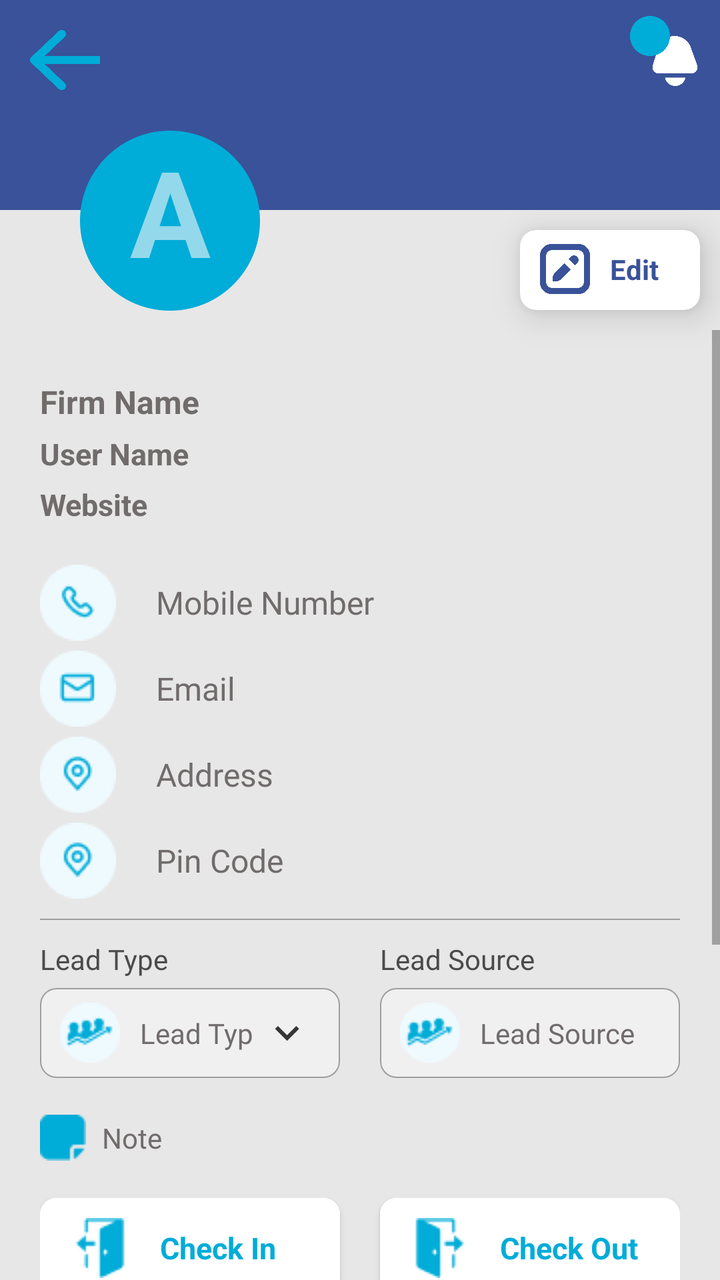
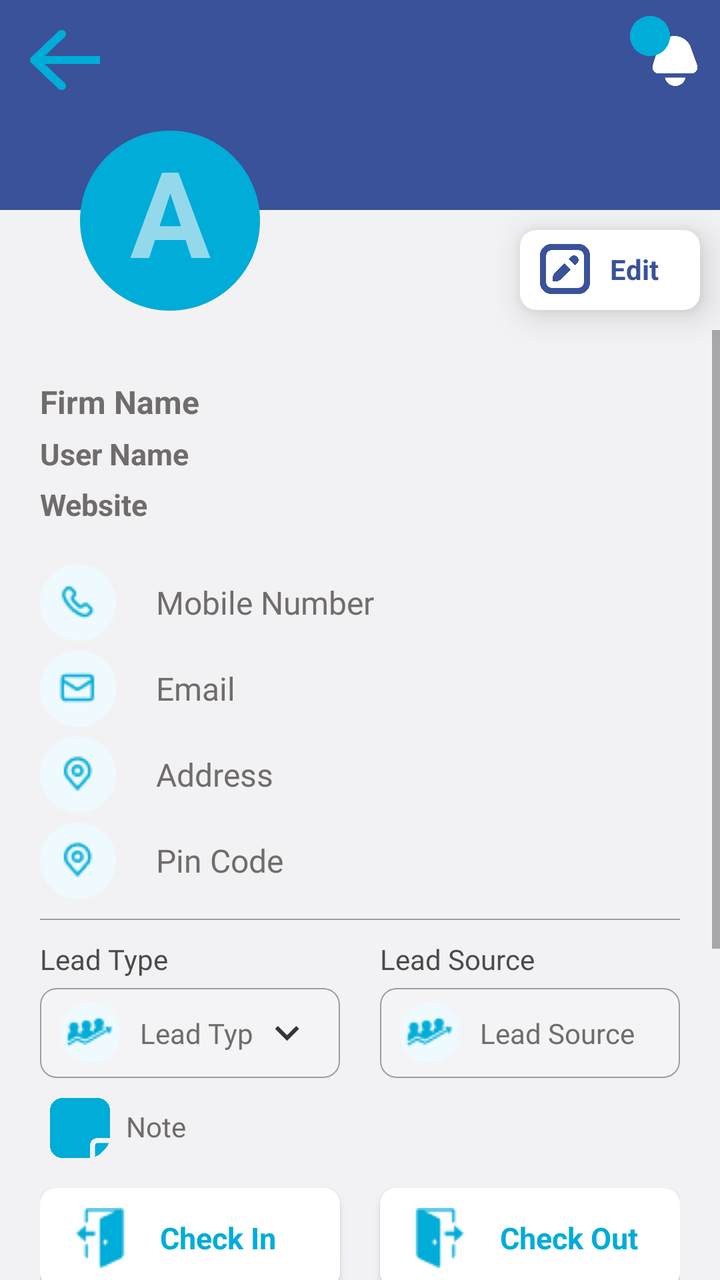

Before-and-after screenshots of an Android layout around one commit, followed by the original layout XML and the change that was made.
<!-- AndroidManifest.xml: application theme AppTheme -->
<!-- res/layout/activity_lead_detail.xml -->
<?xml version="1.0" encoding="utf-8"?>
<RelativeLayout
    xmlns:android="http://schemas.android.com/apk/res/android"
    xmlns:app="http://schemas.android.com/apk/res-auto"
    android:layout_width="match_parent"
    android:layout_height="match_parent"
    android:fitsSystemWindows="true"
    xmlns:tools="http://schemas.android.com/tools"
    android:background="@color/colorPrimaryDark">


    <RelativeLayout
        android:layout_width="match_parent"
        android:background="#e7e7e7"
        android:layout_height="match_parent">


    <RelativeLayout
            android:id="@+id/rel_head"
            android:layout_width="match_parent"
            android:paddingBottom="55dp"
            android:background="#395299"
            android:layout_height="wrap_content">

            <androidx.cardview.widget.CardView
                android:id="@+id/cardBack_detail"
                android:layout_width="35dp"
                android:layout_height="40dp"
                android:layout_marginTop="10dp"
                android:layout_marginLeft="15dp"
                app:cardBackgroundColor="#00000000"
                app:cardCornerRadius="0dp"
                app:cardElevation="0dp">

                <ImageView
                    android:layout_width="wrap_content"
                    android:layout_height="30dp"
                    android:layout_gravity="center"
                    android:background="@drawable/ic_lead_back_blue" />

            </androidx.cardview.widget.CardView>

        <ImageView
            android:id="@+id/ic_notification"
            android:layout_width="25dp"
            android:layout_height="25dp"
            android:layout_alignParentEnd="true"
            android:src="@drawable/ic_notification"
            android:layout_marginTop="18dp"
            android:layout_marginRight="10dp" />


        <RelativeLayout
            android:layout_alignParentEnd="true"
            android:layout_marginTop="8dp"
            android:layout_marginRight="25dp"
            android:layout_width="wrap_content"
            android:layout_height="wrap_content">

            <ImageView
                android:layout_width="20dp"
                android:layout_height="20dp"
                android:src="@drawable/ic_lead_noti_count_bg">
            </ImageView>

            <TextView
                android:id="@+id/notification_count"
                android:layout_width="20dp"
                android:layout_height="20dp"
                android:textSize="9dp"
                android:textStyle="bold"
                android:gravity="center"
                android:textColor="@color/white"
                android:text="">

            </TextView>

        </RelativeLayout>



        </RelativeLayout>

    <ImageView
        android:id="@+id/ic_logo"
        android:layout_width="160dp"
        android:layout_height="90dp"
        android:src="@drawable/ic_lead_detail_pro"
        android:visibility="visible"
        android:layout_marginTop="-40dp"
        android:layout_marginLeft="5dp"
        android:layout_below="@+id/rel_head"/>

    <TextView
        android:id="@+id/ic_logo_name"
        android:layout_width="160dp"
        android:layout_height="90dp"
        android:visibility="visible"
        android:hint="A"
        android:textColorHint="@color/grey_light"
        android:textSize="60dp"
        android:textStyle="bold"
        android:textAlignment="center"
        android:textColor="@color/white"
        android:layout_marginTop="-40dp"
        android:layout_marginLeft="5dp"
        android:layout_below="@+id/rel_head"/>


    <androidx.cardview.widget.CardView
        android:id="@+id/carddddd_editt"
        android:layout_width="90dp"
        android:background="#F2F2F4"
        android:layout_alignParentEnd="true"
        android:layout_marginRight="10dp"
        android:layout_marginTop="10dp"
        android:layout_below="@+id/rel_head"
        android:layout_height="40dp"
        app:cardCornerRadius="8dp"
        app:cardElevation="10dp">

        <RelativeLayout
            android:id="@+id/relll_statuss"
            android:layout_width="match_parent"
            android:layout_height="match_parent">

            <ImageView
                android:id="@+id/oppppp"
                android:layout_width="25dp"
                android:layout_height="25dp"
                android:layout_marginLeft="10dp"
                android:layout_marginTop="7dp"
                android:src="@drawable/ic_lead_edit" />


            <TextView
                android:id="@+id/opportunityBtn"
                android:layout_width="wrap_content"
                android:layout_height="40dp"
                android:layout_toRightOf="@+id/oppppp"
                android:layout_marginLeft="10dp"
                android:layout_marginTop="10dp"
                android:textSize="14dp"
                android:textStyle="bold"
                android:text="Edit"
                android:textColor="#395299" />

        </RelativeLayout>

    </androidx.cardview.widget.CardView>

    <ScrollView
        android:layout_width="match_parent"
        android:layout_below="@+id/carddddd_editt"
        android:layout_marginTop="10dp"
        android:fillViewport="true"
        android:layout_height="match_parent">

        <RelativeLayout
            android:id="@+id/relll_mainn"
            android:layout_margin="20dp"
            android:layout_width="match_parent"
            android:layout_height="wrap_content">

            <TextView
                android:id="@+id/tv_firm_name"
                android:layout_width="match_parent"
                android:layout_height="wrap_content"
                android:layout_marginTop="5dp"
                android:gravity="center_vertical"
                android:textSize="16dp"
                android:hint="Firm Name"
                android:textColorHint="#716C6C"
                android:textStyle="bold"
                android:textColor="#000000" />


            <TextView
                android:id="@+id/tv_name"
                android:layout_below="@+id/tv_firm_name"
                android:layout_width="match_parent"
                android:layout_height="wrap_content"
                android:gravity="center_vertical"
                android:layout_marginTop="5dp"
                android:textSize="15dp"
                android:textStyle="bold"
                android:hint="User Name"
                android:textColorHint="#716C6C"
                android:textColor="#8A8A8A" />


            <TextView
                android:id="@+id/tv_url"
                android:layout_below="@+id/tv_name"
                android:layout_width="match_parent"
                android:layout_height="wrap_content"
                android:layout_marginTop="5dp"
                android:gravity="center_vertical"
                android:hint="Website"
                android:textColorHint="#716C6C"
                android:textSize="15dp"
                android:textStyle="bold"
                android:textColor="#00ACD8" />


            <RelativeLayout
                android:id="@+id/rell_infor"
                android:layout_width="match_parent"
                android:layout_height="wrap_content"
                android:layout_below="@+id/tv_url"
                android:layout_marginTop="20dp">

                <TextView
                    android:id="@+id/tv_mob"
                    android:layout_width="match_parent"
                    android:layout_height="wrap_content"
                    android:drawableLeft="@drawable/ic_lead_mob"
                    android:fontFamily="@font/inter_medium"
                    android:drawablePadding="20dp"
                    android:textSize="16dp"
                    android:hint="Mobile Number"
                    android:textColorHint="#716C6C"
                    android:gravity="center_vertical"
                    android:textStyle="normal"
                    android:textColor="#3C3C3C" />


                <TextView
                    android:id="@+id/tv_email"
                    android:layout_width="match_parent"
                    android:layout_height="wrap_content"
                    android:layout_marginTop="5dp"
                    android:layout_below="@+id/tv_mob"
                    android:fontFamily="@font/inter_medium"
                    android:hint="Email"
                    android:textColorHint="#716C6C"
                    android:drawableLeft="@drawable/ic_lead_emaill"
                    android:drawablePadding="20dp"
                    android:textSize="16dp"
                    android:gravity="center_vertical"
                    android:textStyle="normal"
                    android:textColor="#3C3C3C" />


                <TextView
                    android:id="@+id/tv_loc"
                    android:layout_width="match_parent"
                    android:layout_height="wrap_content"
                    android:layout_marginTop="5dp"
                    android:layout_below="@+id/tv_email"
                    android:fontFamily="@font/inter_medium"
                    android:hint="Address"
                    android:textColorHint="#716C6C"
                    android:drawableLeft="@drawable/ic_lead_location"
                    android:drawablePadding="20dp"
                    android:textSize="16dp"
                    android:gravity="center_vertical"
                    android:textStyle="normal"
                    android:textColor="#3C3C3C" />


                <TextView
                    android:id="@+id/tv_pin"
                    android:layout_width="match_parent"
                    android:layout_height="wrap_content"
                    android:layout_marginTop="5dp"
                    android:fontFamily="@font/inter_medium"
                    android:layout_below="@+id/tv_loc"
                    android:drawableLeft="@drawable/ic_lead_location"
                    android:drawablePadding="20dp"
                    android:textSize="16dp"
                    android:gravity="center_vertical"
                    android:textStyle="normal"
                    android:hint="Pin Code"
                    android:textColorHint="#716C6C"
                    android:textColor="#3C3C3C" />


            </RelativeLayout>


            <View
                android:id="@+id/viewww111"
                android:layout_below="@+id/rell_infor"
                android:layout_width="match_parent"
                android:layout_height="0.5dp"
                android:layout_marginTop="10dp"
                android:background="#9F9E9E" />

            <RelativeLayout
                android:id="@+id/rel_source"
                android:layout_width="match_parent"
                android:layout_below="@+id/viewww111"
                android:layout_marginTop="10dp"
                android:layout_height="wrap_content">

                <LinearLayout
                    android:id="@+id/linearheaddd"
                    android:layout_width="match_parent"
                    android:weightSum="2"
                    android:layout_height="wrap_content">

                    <TextView
                        android:id="@+id/tvmobile"
                        android:layout_width="0dp"
                        android:layout_height="wrap_content"
                        android:layout_weight="1"
                        android:textAlignment="textStart"
                        android:fontFamily="@font/inter_regular"
                        android:text="Lead Type"
                        android:textColor="#4B4B4B"
                        android:textSize="14sp" />


                    <TextView
                        android:id="@+id/tvaddress"
                        android:layout_width="0dp"
                        android:layout_height="wrap_content"
                        android:layout_weight="1"
                        android:paddingLeft="10dp"
                        android:textAlignment="textStart"
                        android:fontFamily="@font/inter_regular"
                        android:text="Lead Source"
                        android:textColor="#4B4B4B"
                        android:textSize="14sp" />


                </LinearLayout>


                <LinearLayout
                    android:id="@+id/linearh2"
                    android:layout_below="@+id/linearheaddd"
                    android:layout_width="match_parent"
                    android:layout_marginTop="5dp"
                    android:weightSum="2"
                    android:layout_height="wrap_content">

                    <AutoCompleteTextView
                        android:id="@+id/edtleadtype"
                        android:layout_width="0dp"
                        android:layout_height="45dp"
                        android:layout_weight="1"
                        android:layout_alignParentRight="true"
                        android:background="@drawable/edittext_shape_new"
                        android:fontFamily="@font/inter_regular"
                        android:focusable="false"
                        android:paddingLeft="10dp"
                        android:drawablePadding="10dp"
                        android:paddingRight="20dp"
                        android:layout_marginRight="10dp"
                        android:singleLine="true"
                        android:textColor="#000"
                        android:hint="Lead Type"
                        android:drawableLeft="@drawable/ic_lead_type"
                        android:textColorHint="#716C6C"
                        android:drawableRight="@drawable/ic_arrow_spinner"
                        android:textSize="14sp"
                        android:theme="@style/MyEditTextThemeColor" />


                    <AutoCompleteTextView
                        android:id="@+id/edtleadsource"
                        android:layout_width="0dp"
                        android:layout_height="45dp"
                        android:layout_weight="1"
                        android:layout_alignParentRight="true"
                        android:layout_marginLeft="10dp"
                        android:drawablePadding="10dp"
                        android:background="@drawable/edittext_shape_new"
                        android:focusable="false"
                        android:fontFamily="@font/inter_regular"
                        android:paddingLeft="10dp"
                        android:paddingRight="20dp"
                        android:singleLine="true"
                        android:textColor="#000"
                        android:drawableLeft="@drawable/ic_lead_type"
                        android:hint="Lead Source"
                        android:textColorHint="#716C6C"
                        android:textSize="14sp"
                        android:theme="@style/MyEditTextThemeColor" />



                </LinearLayout>

            </RelativeLayout>


            <TextView
                android:id="@+id/tvuser_notee"
                android:layout_width="match_parent"
                android:layout_height="wrap_content"
                android:layout_below="@+id/rel_source"
                android:minHeight="40dp"
                android:drawableLeft="@drawable/ic_lead_note"
                android:drawablePadding="8dp"
                android:layout_marginTop="10dp"
                android:gravity="center_vertical"
                android:hint="Note"
                android:textColorHint="#716C6C"
                android:fontFamily="@font/inter_regular"
                android:textColor="#4B4B4B"
                android:textSize="14sp" />


            <LinearLayout
                android:id="@+id/linearbtn"
                android:layout_below="@+id/tvuser_notee"
                android:layout_width="match_parent"
                android:layout_marginTop="10dp"
                android:weightSum="2"
                android:layout_height="wrap_content">


                <androidx.cardview.widget.CardView
                    android:id="@+id/card_checkin"
                    android:layout_width="0dp"
                    android:layout_height="wrap_content"
                    android:layout_weight="1"
                    app:cardCornerRadius="8dp"
                    app:cardElevation="2dp"
                    android:layout_marginRight="10dp">

                    <RelativeLayout
                        android:id="@+id/relll_check_in"
                        android:background="@color/white"
                        android:layout_width="match_parent"
                        android:layout_height="match_parent">

                        <TextView
                            android:id="@+id/tv_check_in"
                            android:layout_width="match_parent"
                            android:layout_height="50dp"
                            android:gravity="start|center"
                            android:drawablePadding="15dp"
                            android:paddingLeft="15dp"
                            android:drawableLeft="@drawable/ic_lead_checkin_not"
                            android:text="Check In"
                            android:textSize="15dp"
                            android:textStyle="bold"
                            android:textColor="#00ACD8" />

                    </RelativeLayout>


                </androidx.cardview.widget.CardView>



                <androidx.cardview.widget.CardView
                    android:id="@+id/card_checkout"
                    android:layout_width="0dp"
                    android:layout_height="wrap_content"
                    android:layout_weight="1"
                    app:cardCornerRadius="8dp"
                    app:cardElevation="2dp"
                    android:layout_marginLeft="10dp">

                    <RelativeLayout
                        android:id="@+id/relll_check_out"
                        android:background="@color/white"
                        android:layout_width="match_parent"
                        android:layout_height="match_parent">

                        <TextView
                            android:id="@+id/tv_checkout"
                            android:layout_width="match_parent"
                            android:layout_height="50dp"
                            android:gravity="start|center"
                            android:drawablePadding="15dp"
                            android:paddingLeft="15dp"
                            android:drawableLeft="@drawable/ic_lead_checkout_not"
                            android:text="Check Out"
                            android:textSize="15dp"
                            android:textStyle="bold"
                            android:textColor="#00ACD8" />

                    </RelativeLayout>

                </androidx.cardview.widget.CardView>

            </LinearLayout>


            <LinearLayout
                android:id="@+id/linearacc"
                android:layout_below="@+id/linearbtn"
                android:layout_width="match_parent"
                android:layout_marginTop="20dp"
                android:weightSum="4"
                android:layout_height="wrap_content">

                <ImageView
                    android:id="@+id/img_activity"
                    android:layout_width="0dp"
                    android:layout_height="90dp"
                    android:layout_weight="1"
                    android:src="@drawable/ic_lead_activity">
                </ImageView>

                <ImageView
                    android:id="@+id/img_note"
                    android:layout_width="0dp"
                    android:layout_height="90dp"
                    android:layout_weight="1"
                    android:src="@drawable/ic_lead_noteee">
                </ImageView>

                <ImageView
                    android:id="@+id/img_task"
                    android:layout_width="0dp"
                    android:layout_height="90dp"
                    android:layout_weight="1"
                    android:src="@drawable/ic_lead_task">
                </ImageView>

                <ImageView
                    android:id="@+id/img_opportunity"
                    android:layout_width="0dp"
                    android:layout_height="90dp"
                    android:layout_weight="1"
                    android:src="@drawable/ic_lead_opportunity">
                </ImageView>

            </LinearLayout>


            <LinearLayout
                android:id="@+id/lineardatess"
                android:layout_below="@+id/linearacc"
                android:layout_width="match_parent"
                android:layout_marginTop="20dp"
                android:layout_marginBottom="40dp"
                android:weightSum="3"
                android:layout_height="80dp">

                <RelativeLayout
                    android:id="@+id/relll_lead_date"
                    android:layout_width="0dp"
                    android:layout_marginRight="5dp"
                    android:layout_height="match_parent"
                    android:background="@drawable/edittext_shape_lead"
                    android:layout_weight="1">


                    <TextView
                        android:id="@+id/lead_tv"
                        android:layout_width="match_parent"
                        android:layout_height="wrap_content"
                        android:layout_marginTop="10dp"
                        android:textAlignment="center"
                        android:text="Lead Generation"
                        android:textColor="#4B4B4B"
                        android:textSize="14dp"
                        android:textStyle="bold" />

                    <TextView
                        android:id="@+id/tv_lead_date"
                        android:layout_width="match_parent"
                        android:layout_height="wrap_content"
                        android:layout_below="@+id/lead_tv"
                        android:textAlignment="center"
                        android:layout_marginLeft="10dp"
                        android:layout_marginTop="10dp"
                        android:drawableLeft="@drawable/ic_lead_date"
                        android:drawablePadding="3dp"
                        android:fontFamily="@font/inter_medium"
                        android:hint="N/A"
                        android:textColorHint="#716C6C"
                        android:textColor="#000"
                        android:textSize="13dp"
                        android:textStyle="normal" />

                </RelativeLayout>


                <RelativeLayout
                    android:id="@+id/relll_last_action"
                    android:layout_width="0dp"
                    android:layout_height="match_parent"
                    android:layout_marginRight="5dp"
                    android:background="@drawable/edittext_shape_lead"
                    android:layout_weight="1">


                    <TextView
                        android:id="@+id/action_tv"
                        android:layout_width="match_parent"
                        android:layout_height="wrap_content"
                        android:layout_marginTop="10dp"
                        android:textAlignment="center"
                        android:text="Last Action"
                        android:textColor="#4B4B4B"
                        android:textSize="14dp"
                        android:textStyle="bold" />

                    <TextView
                        android:id="@+id/tv_action_date"
                        android:layout_width="match_parent"
                        android:layout_height="wrap_content"
                        android:layout_below="@+id/action_tv"
                        android:textAlignment="center"
                        android:layout_marginLeft="10dp"
                        android:layout_marginTop="10dp"
                        android:drawableLeft="@drawable/ic_lead_date"
                        android:drawablePadding="3dp"
                        android:hint="N/A"
                        android:textColorHint="#716C6C"
                        android:fontFamily="@font/inter_medium"
                        android:textColor="#000"
                        android:textSize="13dp"
                        android:textStyle="normal" />

                </RelativeLayout>


                <RelativeLayout
                    android:id="@+id/relll_convvvv"
                    android:layout_width="0dp"
                    android:layout_height="match_parent"
                    android:background="@drawable/edittext_shape_lead"
                    android:layout_weight="1">


                    <TextView
                        android:id="@+id/connnn_tv"
                        android:layout_width="match_parent"
                        android:layout_height="wrap_content"
                        android:layout_marginTop="10dp"
                        android:textAlignment="center"
                        android:text="Converted"
                        android:textColor="#4B4B4B"
                        android:textSize="14dp"
                        android:textStyle="bold" />

                    <TextView
                        android:id="@+id/tv_converted_date"
                        android:layout_width="match_parent"
                        android:layout_height="wrap_content"
                        android:layout_below="@+id/connnn_tv"
                        android:textAlignment="center"
                        android:layout_marginLeft="10dp"
                        android:layout_marginTop="10dp"
                        android:drawableLeft="@drawable/ic_lead_date"
                        android:drawablePadding="3dp"
                        android:hint="N/A"
                        android:textColorHint="#716C6C"
                        android:fontFamily="@font/inter_medium"
                        android:textColor="#000"
                        android:textSize="13dp"
                        android:textStyle="normal" />

                </RelativeLayout>

            </LinearLayout>


        </RelativeLayout>

    </ScrollView>

    </RelativeLayout>



</RelativeLayout>
<!-- resources referenced by this layout -->
<resources>
  <color name="colorPrimaryDark">#90393939</color>
  <color name="grey_light">#99F7F7F9</color>
  <color name="white">#ffffff</color>
  <!-- drawable edittext_shape_lead (drawable) -->
  <?xml version="1.0" encoding="utf-8"?>
  <shape xmlns:android="http://schemas.android.com/apk/res/android"
      android:padding="5dp"
      android:shape="rectangle">
      <solid android:color="@android:color/transparent" />
  
      <stroke
          android:color="#9F9E9E"
          android:width="1dp" />
  
      <corners android:radius="8dp"/>
  </shape>
  <!-- drawable edittext_shape_new (drawable) -->
  <?xml version="1.0" encoding="utf-8"?>
  <shape xmlns:android="http://schemas.android.com/apk/res/android"
      android:padding="5dp"
      android:shape="rectangle">
      
      <solid android:color="@color/grey_light" />
      <stroke
          android:color="#9F9E9E"
          android:width=".5dp" />
      <corners android:radius="8dp"/>
  </shape>
  <!-- drawable ic_arrow_spinner (drawable) -->
  <vector xmlns:android="http://schemas.android.com/apk/res/android"
      android:width="13dp"
      android:height="9dp"
      android:viewportWidth="13"
      android:viewportHeight="9">
    <path
        android:pathData="M11.132,0.9709L6.542,5.5509L1.952,0.9709L0.542,2.3809L6.542,8.3809L12.542,2.3809L11.132,0.9709Z"
        android:fillColor="#373435"/>
  </vector>
  <!-- drawable ic_lead_activity: png bitmap (drawable, 11711 bytes) -->
  <!-- drawable ic_lead_back_blue: png bitmap (drawable, 8272 bytes) -->
  <!-- drawable ic_lead_checkin_not: png bitmap (drawable, 684 bytes) -->
  <!-- drawable ic_lead_checkout_not: png bitmap (drawable, 684 bytes) -->
  <!-- drawable ic_lead_date: png bitmap (drawable, 425 bytes) -->
  <!-- drawable ic_lead_detail_pro: png bitmap (drawable, 8335 bytes) -->
  <!-- drawable ic_lead_edit: png bitmap (drawable, 9980 bytes) -->
  <!-- drawable ic_lead_emaill: png bitmap (drawable, 1004 bytes) -->
  <!-- drawable ic_lead_location: png bitmap (drawable, 1158 bytes) -->
  <!-- drawable ic_lead_mob: png bitmap (drawable, 1097 bytes) -->
  <!-- drawable ic_lead_note: png bitmap (drawable, 362 bytes) -->
  <!-- drawable ic_lead_noteee: png bitmap (drawable, 13184 bytes) -->
  <!-- drawable ic_lead_noti_count_bg: png bitmap (drawable, 8339 bytes) -->
  <!-- drawable ic_lead_opportunity: png bitmap (drawable, 20039 bytes) -->
  <!-- drawable ic_lead_task: png bitmap (drawable, 11259 bytes) -->
  <!-- drawable ic_lead_type: png bitmap (drawable, 1081 bytes) -->
  <!-- drawable ic_notification: png bitmap (drawable, 6960 bytes) -->
  <style name="MyEditTextThemeColor">
          <item name="colorControlNormal">@color/black</item>
          <item name="colorControlActivated">@color/black</item>
          <item name="colorControlHighlight">@color/black</item>
      </style>
  <style name="AppTheme" parent="Theme.AppCompat.Light.NoActionBar">
          
          <item name="colorPrimary">@color/colur_dark_blue</item>
          <item name="colorPrimaryDark">@color/colorPrimaryDark</item>
          <item name="colorAccent">@color/colorAccent</item>
  
      </style>
  <color name="black">#000000</color>
  <color name="colur_dark_blue">#00aadb</color>
  <color name="colorAccent">#393939</color>
</resources>

<!-- the commit's change to res/layout/activity_lead_detail.xml (unified diff, before → after) -->
@@ -11,7 +11,7 @@
 
     <RelativeLayout
         android:layout_width="match_parent"
-        android:background="#e7e7e7"
+        android:background="#f2f2f4"
         android:layout_height="match_parent">
 
 
@@ -386,27 +386,49 @@
 
             </RelativeLayout>
 
-
-            <TextView
-                android:id="@+id/tvuser_notee"
+            <LinearLayout
+                android:id="@+id/linn_noteeee"
                 android:layout_width="match_parent"
                 android:layout_height="wrap_content"
+                android:weightSum="1"
                 android:layout_below="@+id/rel_source"
-                android:minHeight="40dp"
-                android:drawableLeft="@drawable/ic_lead_note"
-                android:drawablePadding="8dp"
-                android:layout_marginTop="10dp"
-                android:gravity="center_vertical"
-                android:hint="Note"
-                android:textColorHint="#716C6C"
-                android:fontFamily="@font/inter_regular"
-                android:textColor="#4B4B4B"
-                android:textSize="14sp" />
+                android:layout_marginTop="5dp"
+                android:layout_marginLeft="5dp"
+                android:layout_marginRight="5dp"
+                android:orientation="horizontal"
+                android:gravity="center_vertical">
+
+                <ImageView
+                    android:layout_width="30dp"
+                    android:layout_height="30dp"
+                    android:layout_marginEnd="8dp"
+                    android:src="@drawable/ic_lead_note" />
+
+                <TextView
+                    android:id="@+id/tvuser_notee"
+                    android:layout_width="0dp"
+                    android:layout_height="wrap_content"
+                    android:layout_weight="1"
+                    android:minHeight="40dp"
+                    android:gravity="center_vertical"
+                    android:fontFamily="@font/inter_regular"
+                    android:textColor="#4B4B4B"
+                    android:textSize="14sp"
+                    android:maxLines="3"
+                    android:ellipsize="end"
+                    android:textColorHint="#716C6C"
+                    android:hint="Note"
+                    android:includeFontPadding="false"
+                    />
+
+
+            </LinearLayout>
+
 
 
             <LinearLayout
                 android:id="@+id/linearbtn"
-                android:layout_below="@+id/tvuser_notee"
+                android:layout_below="@+id/linn_noteeee"
                 android:layout_width="match_parent"
                 android:layout_marginTop="10dp"
                 android:weightSum="2"
<!-- resource entries referenced after the edit -->
@@ -48,7 +48,7 @@
   <!-- drawable ic_lead_emaill: png bitmap (drawable, 1004 bytes) -->
   <!-- drawable ic_lead_location: png bitmap (drawable, 1158 bytes) -->
   <!-- drawable ic_lead_mob: png bitmap (drawable, 1097 bytes) -->
-  <!-- drawable ic_lead_note: png bitmap (drawable, 362 bytes) -->
+  <!-- drawable ic_lead_note: png bitmap (drawable, 6028 bytes) -->
   <!-- drawable ic_lead_noteee: png bitmap (drawable, 13184 bytes) -->
   <!-- drawable ic_lead_noti_count_bg: png bitmap (drawable, 8339 bytes) -->
   <!-- drawable ic_lead_opportunity: png bitmap (drawable, 20039 bytes) -->
